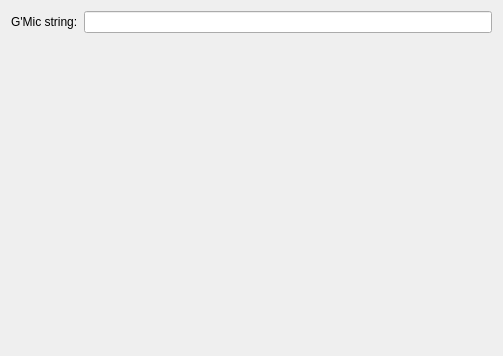
This is krita/plugins/extensions/gmic/wdg_gmic.ui in KDE/krita as Qt 5 draws it before an edit. The edited form follows.
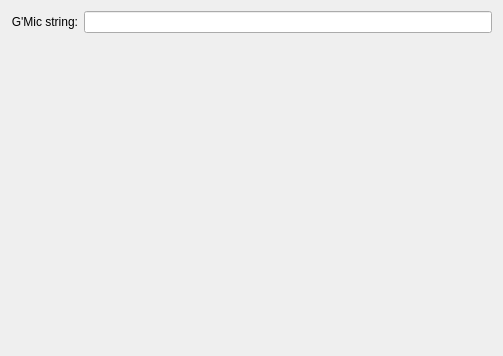
This is the edited form.

Commit message:
Fix the alignment of labels in dialogs
Patch by Juan Palacios

Diff of the .ui file:
```diff
--- a/krita/plugins/extensions/gmic/wdg_gmic.ui
+++ b/krita/plugins/extensions/gmic/wdg_gmic.ui
@@ -16,6 +16,9 @@
      <property name="text">
       <string>G'Mic string:</string>
      </property>
+     <property name="alignment">
+      <set>Qt::AlignRight|Qt::AlignTrailing|Qt::AlignVCenter</set>
+     </property>
     </widget>
    </item>
    <item row="0" column="1">
```
The commit also changes 71 other files.
